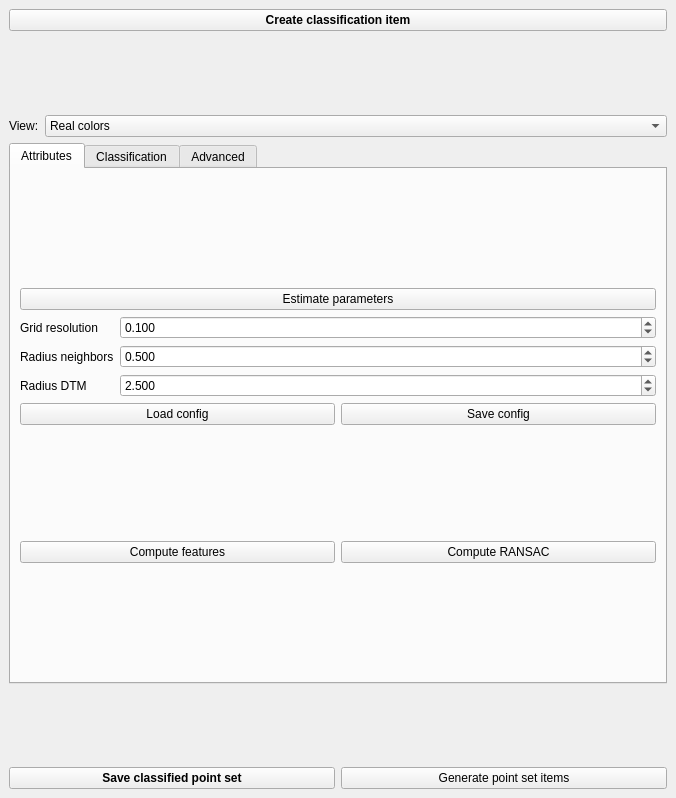
Before: the Qt Designer form Polyhedron/demo/Polyhedron/Plugins/Point_set/Point_set_classification_widget.ui in CGAL/cgal, drawn with Qt 5.
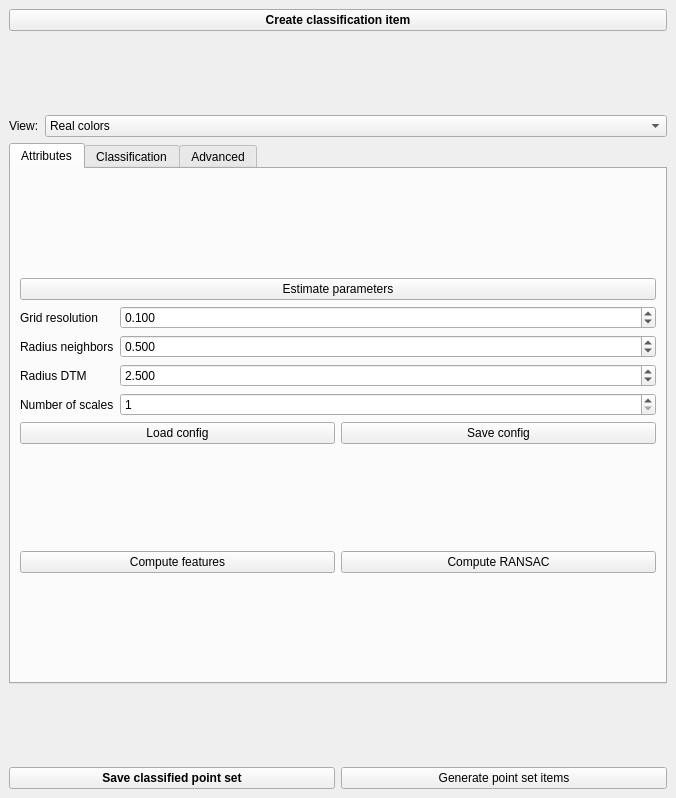
After: the same form once the commit is applied.

The edit to the form file:
```diff
--- a/Polyhedron/demo/Polyhedron/Plugins/Point_set/Point_set_classification_widget.ui
+++ b/Polyhedron/demo/Polyhedron/Plugins/Point_set/Point_set_classification_widget.ui
@@ -192,6 +192,20 @@
             </property>
            </widget>
           </item>
+          <item row="3" column="0">
+           <widget class="QLabel" name="numberOfScalesLabel">
+            <property name="text">
+             <string>Number of scales</string>
+            </property>
+           </widget>
+          </item>
+          <item row="3" column="1">
+           <widget class="QSpinBox" name="numberOfScalesSpinBox">
+            <property name="minimum">
+             <number>1</number>
+            </property>
+           </widget>
+          </item>
          </layout>
         </item>
         <item>
```
Left out of the diff: 2 changed lines with no effect on the pictures.
